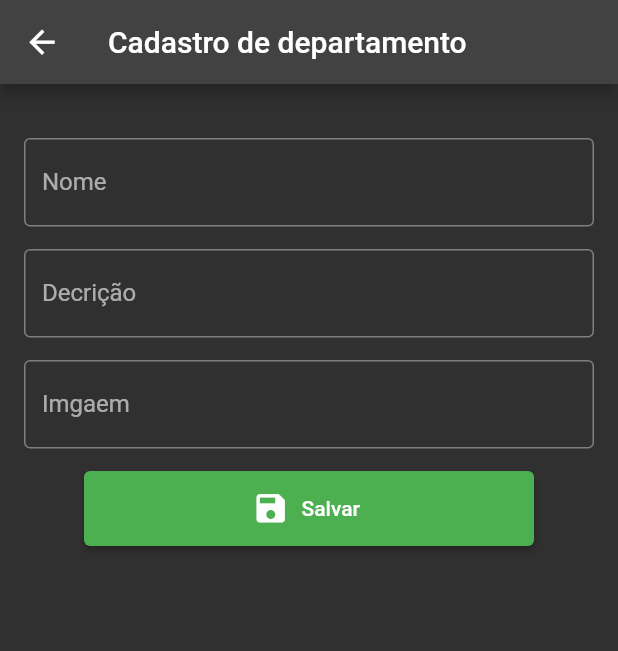
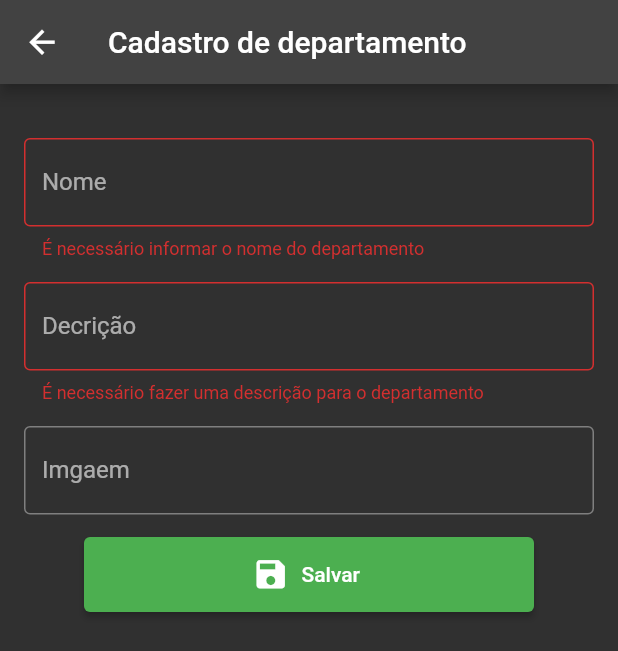
Before and after one commit to luizzlcs/iasd_myadmin, a Flutter app: the CreatDepartaments screen opened by its route, after a tap on "Salvar", on a phone screen of 412 x 824 dp. Shown: the top 651 px of the screen. Run offline on Flutter 3.47's test engine with Material 2 defaults, Android fonts, the phone set to English and light mode, and no system bars; our stand-ins replace file_picker, flutter_svg.

Commit message:
Formulário de cadastro de departamentos

```diff
--- a/lib/app/core/departament/creat_departaments.dart
+++ b/lib/app/core/departament/creat_departaments.dart
@@ -1,4 +1,8 @@
+import 'dart:math';
+
 import 'package:flutter/material.dart';
+import 'package:iasd_myadmin/app/core/departament/controllers/departaments_controller.dart';
+import 'package:provider/provider.dart';
 
 class CreatDepartaments extends StatefulWidget {
   const CreatDepartaments({Key? key}) : super(key: key);
@@ -9,10 +13,21 @@ class CreatDepartaments extends StatefulWidget {
 
 class _CreatDepartamentsState extends State<CreatDepartaments> {
   final _formKey = GlobalKey<FormState>();
+  final _formData = <String, dynamic>{};
+  _submitForm() {
+    debugPrint('Salvando dados');
+    final isValid = _formKey.currentState?.validate() ?? false;
 
-  _submitForm(){
-    debugPrint('Salvando dados');
+    if (!isValid) {
+      return;
     }
+
+    _formKey.currentState?.save();
+
+    Provider.of<DepartamentsController>(context, listen: false).saveDepartaments(_formData);
+    Navigator.of(context).pop();
+  }
+
   @override
   Widget build(BuildContext context) {
     return Scaffold(
@@ -21,8 +36,9 @@ class _CreatDepartamentsState extends State<CreatDepartaments> {
       ),
       body: Padding(
         padding: const EdgeInsets.all(16.0),
+        child: Form(
+          key: _formKey,
           child: Column(
-          key: _formKey,
             children: [
               const SizedBox(
                 height: 20,
@@ -33,6 +49,13 @@ class _CreatDepartamentsState extends State<CreatDepartaments> {
                     hintText: 'Nome do departamento',
                     border: OutlineInputBorder()),
                 textInputAction: TextInputAction.next,
+                onSaved: (name) => _formData['name'] = name ?? '',
+                validator: (_value) {
+                  final value = _value ?? '';
+                  if (value.trim().isEmpty) {
+                    return 'É necessário informar o nome do departamento';
+                  }
+                },
               ),
               const SizedBox(
                 height: 15,
@@ -43,6 +66,14 @@ class _CreatDepartamentsState extends State<CreatDepartaments> {
                     hintText: 'Descrição do departamento',
                     border: OutlineInputBorder()),
                 textInputAction: TextInputAction.next,
+                onSaved: (descricao) =>
+                    _formData['description'] = descricao ?? '',
+                validator: (_value) {
+                  final value = _value ?? '';
+                  if (value.trim().isEmpty) {
+                    return 'É necessário fazer uma descrição para o departamento';
+                  }
+                },
               ),
               const SizedBox(
                 height: 15,
@@ -53,23 +84,22 @@ class _CreatDepartamentsState extends State<CreatDepartaments> {
                       hintText: 'Imagem do departamento',
                       border: OutlineInputBorder()),
                   textInputAction: TextInputAction.done,
-                  onFieldSubmitted: (_)=> _submitForm(),
-
-            ),
+                  onFieldSubmitted: (_) => _submitForm(),
+                  onSaved: (image) => _formData['image'] = image ?? ''),
               const SizedBox(
                 height: 15,
               ),
               ElevatedButton.icon(
-              style: ElevatedButton.styleFrom(
-                minimumSize: const  Size(300, 50)
-              ) ,
-              onPressed: ()=> _submitForm() ,
+                style:
+                    ElevatedButton.styleFrom(minimumSize: const Size(300, 50)),
+                onPressed: () => _submitForm(),
                 icon: const Icon(Icons.save),
                 label: const Text('Salvar'),
               ),
             ],
           ),
         ),
+      ),
     );
   }
 }
```
Lines whose indentation alone changed are shown as unchanged.
